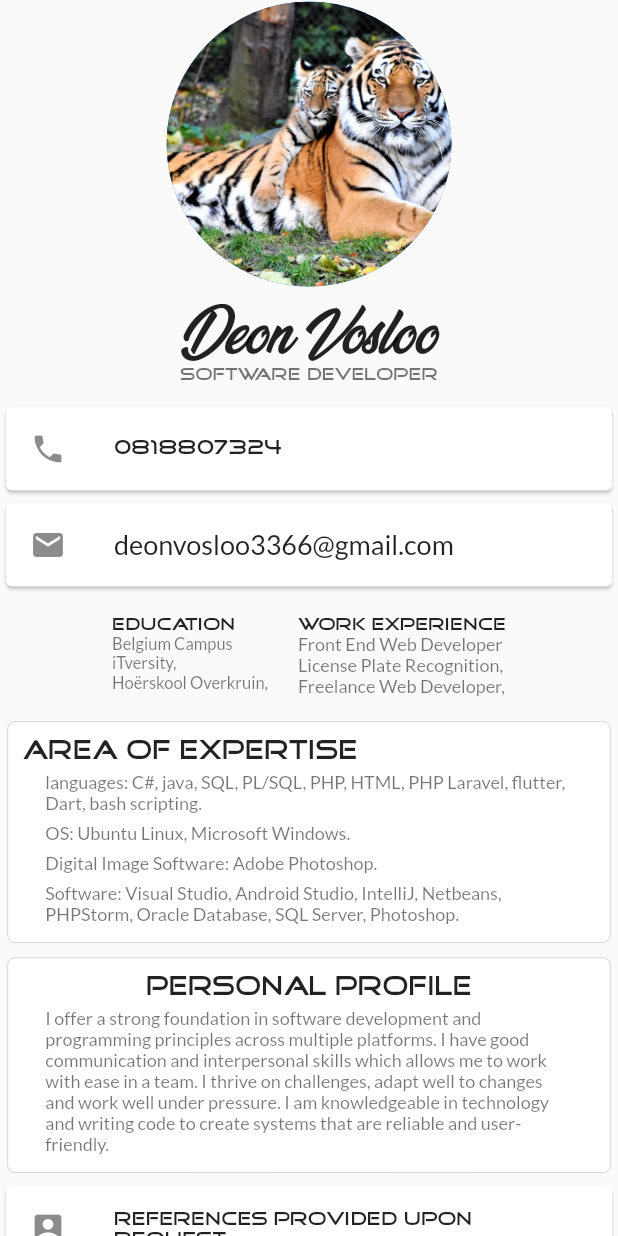
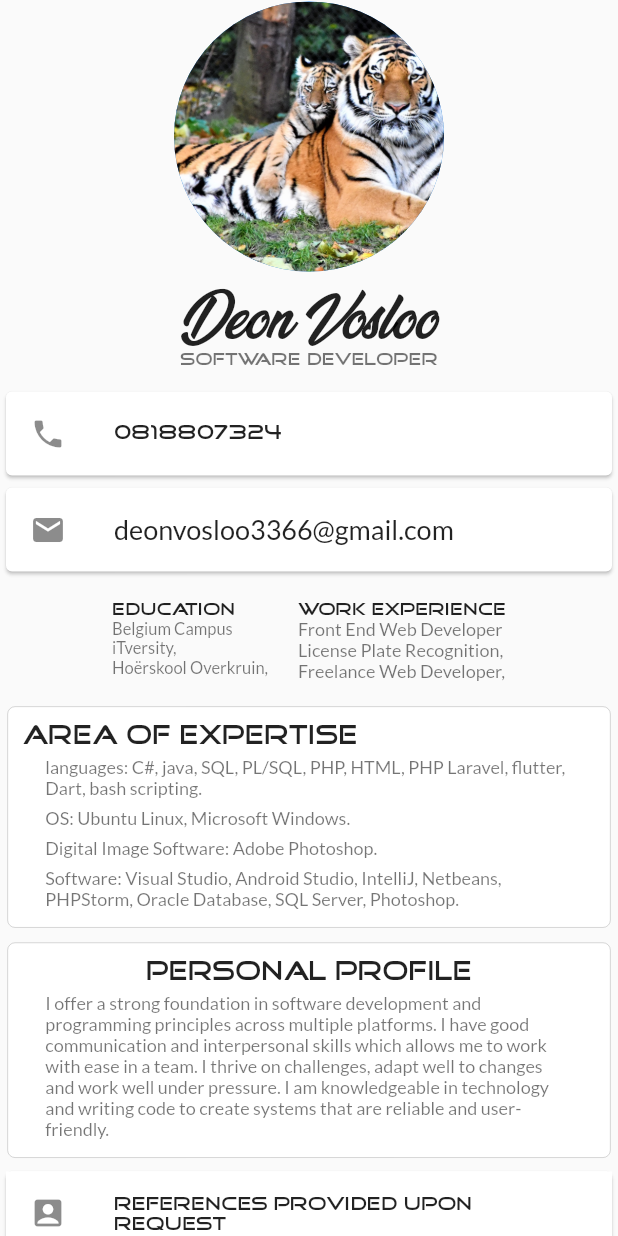
Before and after one commit to DeonVosloo/Mobile-Programming-361-project-1, a Flutter app: the screen it shows after launch, on a phone screen of 412 x 824 dp. Run offline on Flutter 3.47's test engine with Material 2 defaults, Android fonts, the phone set to English and light mode, and no system bars; our stand-ins replace google_fonts.

Commit message:
Update main.dart

```diff
--- a/lib/main.dart
+++ b/lib/main.dart
@@ -34,7 +34,7 @@ class MyApp extends StatelessWidget
                     (
                     child: CircleAvatar
                       (
-                      radius: 95.0,
+                      radius: 90.0,
                       backgroundImage: AssetImage('assets/img2.jpg'),
                     ),
                   ),
```
